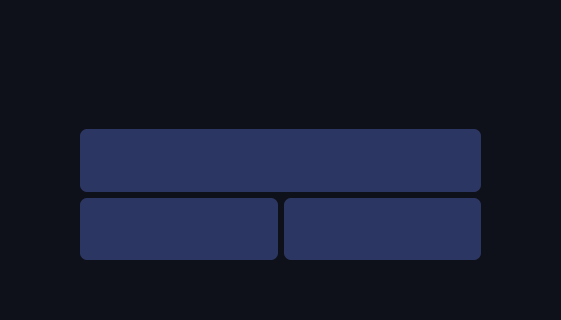
Old version of the form mainwindow.ui in the repository Deatrax/codenheimer; both pictures show x 327 to 888 and y 185 to 505 of the 1041 by 683 pixel window.
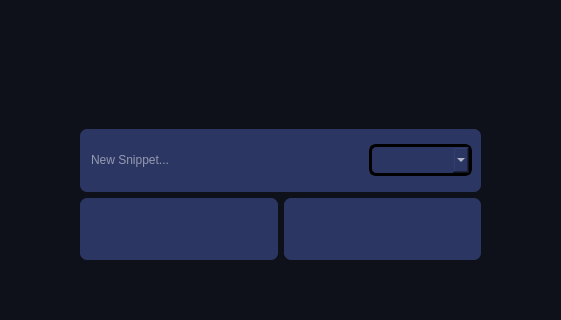
New version of the form. The open tabs and pages were chosen to show the change.

Commit message: ===new snippet text box now works% and added sample of the appdata files

The edit to the form file:
```diff
--- a/mainwindow.ui
+++ b/mainwindow.ui
@@ -523,6 +523,35 @@
                 <property name="title">
                  <string/>
                 </property>
+                <layout class="QHBoxLayout" name="horizontalLayout_7">
+                 <item>
+                  <widget class="QLineEdit" name="newSnippetNameBox">
+                   <property name="placeholderText">
+                    <string>New Snippet...</string>
+                   </property>
+                  </widget>
+                 </item>
+                 <item>
+                  <widget class="QComboBox" name="comboBox">
+                   <property name="sizePolicy">
+                    <sizepolicy hsizetype="Minimum" vsizetype="Fixed">
+                     <horstretch>0</horstretch>
+                     <verstretch>0</verstretch>
+                    </sizepolicy>
+                   </property>
+                   <property name="minimumSize">
+                    <size>
+                     <width>103</width>
+                     <height>32</height>
+                    </size>
+                   </property>
+                   <property name="styleSheet">
+                    <string notr="true">
+border:3px solid black;</string>
+                   </property>
+                  </widget>
+                 </item>
+                </layout>
                </widget>
               </item>
               <item>
```
Left out of the diff: 2 changed lines with no effect on the pictures. The commit also changes 3 other files.
